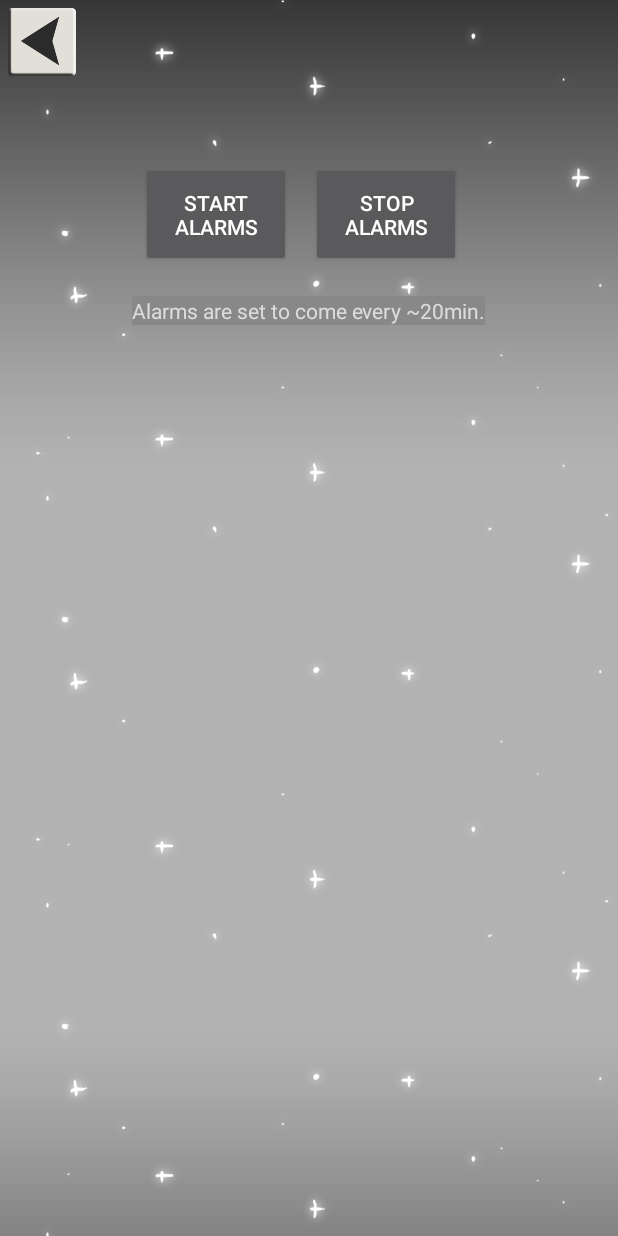
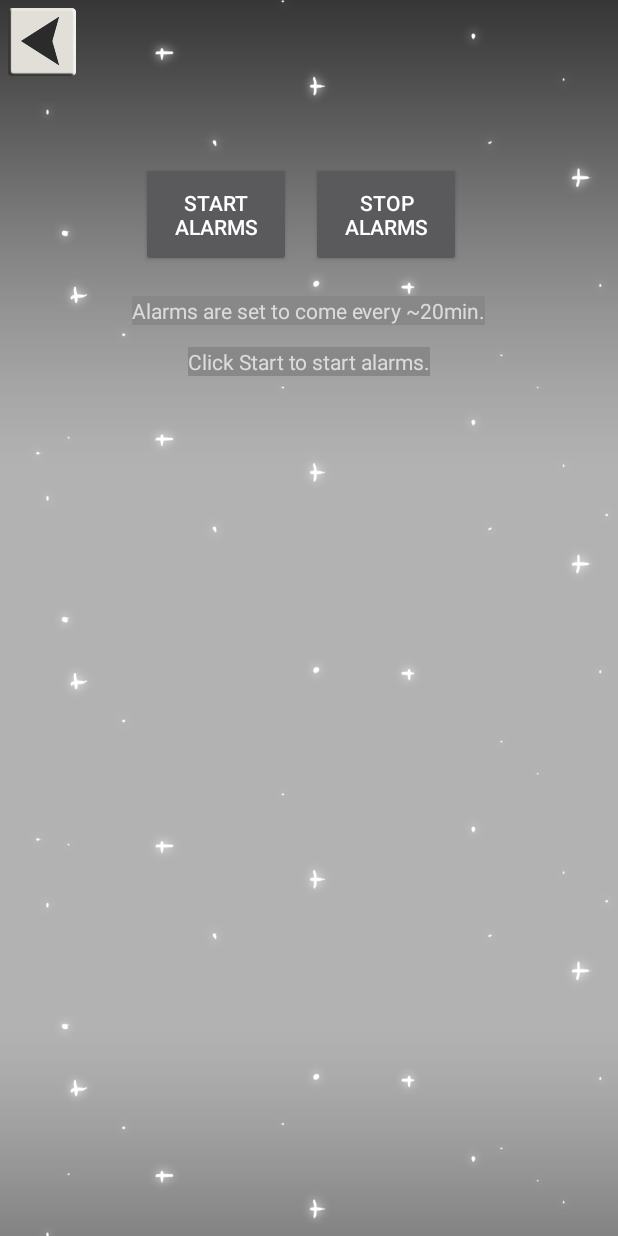
Before and after one commit to NurkkaCthulhu/SpellWork, an Android app: the layout activity_settings.xml on its own in the app's theme, with its tools: preview values and no code run, on a phone screen of 412 x 824 dp. Run offline under Robolectric (Android 15) with nearby library versions, the phone set to English and light mode, and no system bars.

Commit message:
activity_settings.xml: Add TextView for button pressed info.

```diff
--- a/app/src/main/res/layout/activity_settings.xml
+++ b/app/src/main/res/layout/activity_settings.xml
@@ -13,6 +13,16 @@
         android:layout_marginTop="197dp"
         android:background="#888888"
         android:text="Alarms are set to come every ~20min." />
+
+    <TextView
+        android:id="@+id/alarmTimeText"
+        android:layout_width="wrap_content"
+        android:layout_height="wrap_content"
+        android:layout_alignParentTop="true"
+        android:layout_centerHorizontal="true"
+        android:layout_marginTop="231dp"
+        android:background="#888888"
+        android:text="Click Start to start alarms." />
 
     <Button
         android:layout_width="45dp"
```
